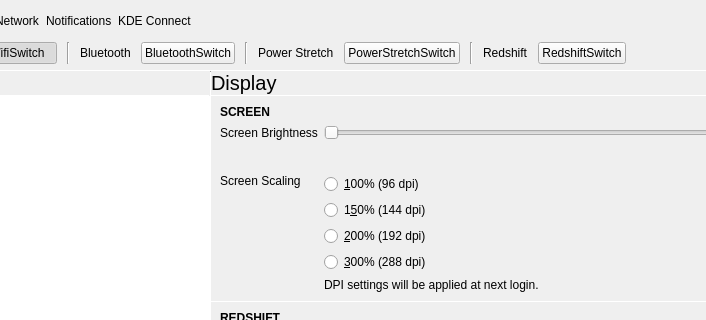
This is shell/infopanedropdown.ui in vicr123/theshell as Qt 5 draws it before an edit; both pictures show x 246 to 952 and y 0 to 320 of the 1201 by 835 pixel window. The edited form follows.
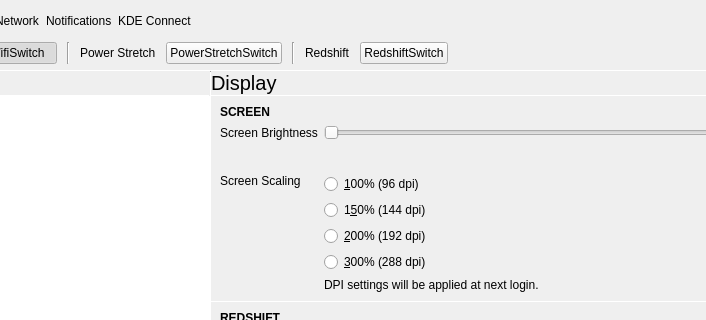
This is the edited form. Icons and pictures are not drawn. Custom widgets are drawn as their Qt base class.

Commit message: Bluetooth switch is now handled by bluetooth plugin

Patch:
```diff
--- a/shell/infopanedropdown.ui
+++ b/shell/infopanedropdown.ui
@@ -277,33 +277,6 @@
           </property>
          </widget>
         </item>
-        <item>
-         <widget class="QLabel" name="label_24">
-          <property name="enabled">
-           <bool>true</bool>
-          </property>
-          <property name="text">
-           <string>Bluetooth</string>
-          </property>
-         </widget>
-        </item>
-        <item>
-         <widget class="Switch" name="BluetoothSwitch">
-          <property name="enabled">
-           <bool>true</bool>
-          </property>
-          <property name="text">
-           <string notr="true">BluetoothSwitch</string>
-          </property>
-         </widget>
-        </item>
-        <item>
-         <widget class="Line" name="line_13">
-          <property name="orientation">
-           <enum>Qt::Vertical</enum>
-          </property>
-         </widget>
-        </item>
         <item>
          <widget class="QLabel" name="label_56">
           <property name="text">
```
The commit also changes 47 other files.
